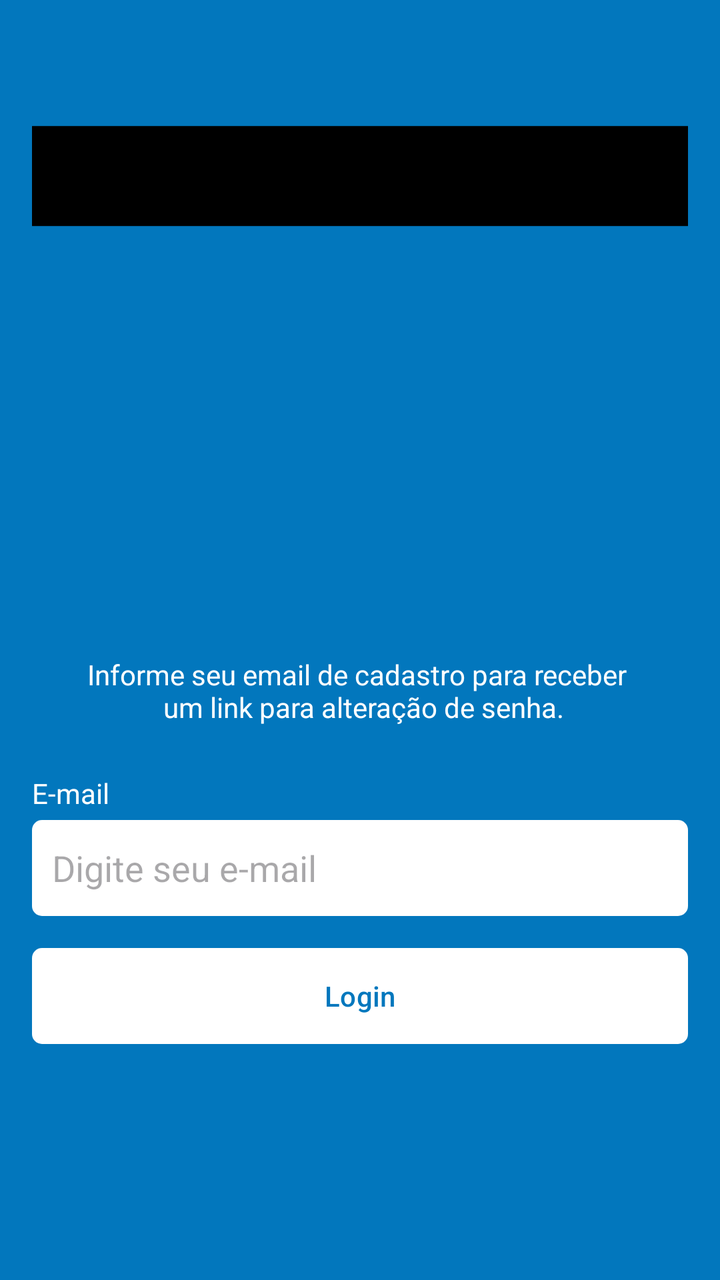
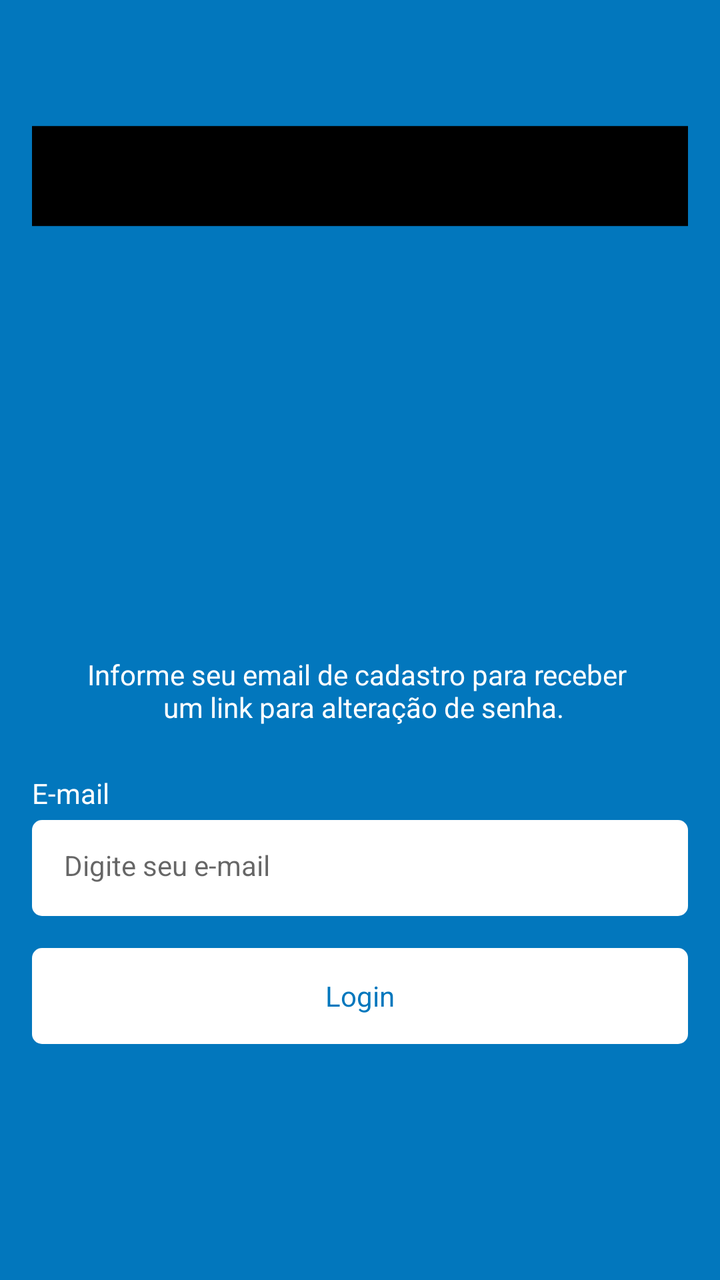

An Android layout rendered at two revisions. The XML below is the earlier revision; the diff shows what the commit changed to produce the second picture.
<!-- AndroidManifest.xml: application theme Theme.Atividade1 -->
<!-- res/layout/fragment_recover_account.xml -->
<?xml version="1.0" encoding="utf-8"?>
<ScrollView xmlns:android="http://schemas.android.com/apk/res/android"
    xmlns:tools="http://schemas.android.com/tools"
    android:layout_width="match_parent"
    android:layout_height="match_parent"
    xmlns:app="http://schemas.android.com/apk/res-auto"
    android:fillViewport="true"
    tools:context=".ui.auth.RecoverAccountFragment">
    <LinearLayout
        android:layout_width="match_parent"
        android:layout_height="wrap_content"
        android:orientation="vertical"
        android:padding="16dp">

        
        <com.google.android.material.appbar.MaterialToolbar
            android:layout_width="match_parent"
            android:layout_height="wrap_content"
            android:id="@+id/toolbar"
            app:navigationIcon="@drawable/icback"
            android:paddingTop="40dp">

            <TextView
                android:layout_width="wrap_content"
                android:layout_height="wrap_content"
                android:layout_gravity="center_horizontal"
                android:text="Recuperar Conta"
                android:textColor="@color/white" />

        </com.google.android.material.appbar.MaterialToolbar>
        
        <TextView
            android:layout_width="match_parent"
            android:layout_height="wrap_content"
            android:id="@+id/textviewMensagem"
            android:text="Informe seu email de cadastro para receber \n um link para alteração de senha."
            android:textColor="@color/white"
            android:textAlignment="center"
            android:layout_marginTop="24dp"/>

        
        <TextView
            android:layout_width="wrap_content"
            android:layout_height="wrap_content"
            android:layout_marginTop="24dp"
            android:text="E-mail"
            android:id="@+id/textViewEmail"
            android:textColor="@color/white" />

        <EditText
            android:layout_width="match_parent"
            android:layout_height="48dp"
            android:layout_marginTop="4dp"
            android:background="@drawable/bg_edit_text"
            android:hint="Digite seu e-mail"
            android:inputType="textEmailAddress"
            android:padding="10dp" />


        
        <com.google.android.material.button.MaterialButton
            android:layout_width="match_parent"
            android:layout_height="wrap_content"
            android:layout_marginTop="16dp"
            android:background="@drawable/bg_btn"
            android:text="Login"
            android:textColor="@color/color_default"
            app:backgroundTint="@null" />

        
        <ProgressBar
            android:layout_width="wrap_content"
            android:layout_height="wrap_content"
            android:id="@+id/progressBar"
            android:layout_gravity="center"
            android:layout_marginTop="8dp"
            android:visibility="invisible"
            tools:visibility="visible"
            android:indeterminateTint="@color/white" />

    </LinearLayout>
</ScrollView>
<!-- resources referenced by this layout -->
<resources>
  <color name="color_default">#0277BD</color>
  <color name="white">#FFFFFFFF</color>
  <!-- drawable bg_btn (drawable) -->
  <?xml version="1.0" encoding="utf-8"?>
  <shape xmlns:android="http://schemas.android.com/apk/res/android"
      android:shape="rectangle">
  
      <solid android:color="@color/white"/>
      <corners android:radius="5dp"/>
  
  </shape>
  <!-- drawable bg_edit_text (drawable) -->
  <?xml version="1.0" encoding="utf-8"?>
  <shape xmlns:android="http://schemas.android.com/apk/res/android"
      android:shape="rectangle">
  
      <solid android:color="@color/white"/>
      <corners android:radius="5dp"/>
  
  </shape>
  <!-- drawable icback (drawable) -->
  <vector xmlns:android="http://schemas.android.com/apk/res/android"
      android:width="800dp"
      android:height="800dp"
      android:viewportWidth="1024"
      android:viewportHeight="1024">
    <path
        android:pathData="M224,480h640a32,32 0,1 1,0 64H224a32,32 0,0 1,0 -64z"
        android:fillColor="#000000"/>
    <path
        android:pathData="m237.2,512 l265.4,265.3a32,32 0,0 1,-45.3 45.3l-288,-288a32,32 0,0 1,0 -45.3l288,-288a32,32 0,1 1,45.3 45.3L237.2,512z"
        android:fillColor="#000000"/>
  </vector>
  <style name="Theme.Atividade1" parent="Base.Theme.Atividade1" />
  <style name="Base.Theme.Atividade1" parent="Theme.Material3.DayNight.NoActionBar">
          
          
          <item name="colorPrimary">@color/color_default</item>
          <item name="colorPrimaryVariant">@color/color_default</item>
          <item name="android:windowBackground">@color/color_default</item>
      </style>
</resources>

<!-- the commit's change to res/layout/fragment_recover_account.xml (unified diff, before → after) -->
@@ -51,20 +51,20 @@
             android:layout_width="match_parent"
             android:layout_height="48dp"
             android:layout_marginTop="4dp"
-            android:background="@drawable/bg_edit_text"
+            android:id="@+id/editextEmail"
+            style="@style/EditTextTheme"
             android:hint="Digite seu e-mail"
-            android:inputType="textEmailAddress"
-            android:padding="10dp" />
+            android:inputType="textEmailAddress" />
 
 
         
         <com.google.android.material.button.MaterialButton
             android:layout_width="match_parent"
             android:layout_height="wrap_content"
+            android:id="@+id/buttonEnviar"
             android:layout_marginTop="16dp"
-            android:background="@drawable/bg_btn"
+            style="@style/ButtonTheme"
             android:text="Login"
-            android:textColor="@color/color_default"
             app:backgroundTint="@null" />
 
         
<!-- resource entries referenced after the edit -->
@@ -33,6 +33,17 @@
         android:pathData="m237.2,512 l265.4,265.3a32,32 0,0 1,-45.3 45.3l-288,-288a32,32 0,0 1,0 -45.3l288,-288a32,32 0,1 1,45.3 45.3L237.2,512z"
         android:fillColor="#000000"/>
   </vector>
+  <style name="ButtonTheme" parent="Theme.MaterialComponents.DayNight.NoActionBar">
+          <item name="android:background">@drawable/bg_btn</item>
+          <item name="android:textAllCaps">false</item>
+          <item name="android:textColor">@color/color_default</item>
+          <item name="android:backgroundTint">@null</item>
+      </style>
+  <style name="EditTextTheme" parent="Theme.MaterialComponents.DayNight.NoActionBar">
+          <item name="android:background">@drawable/bg_edit_text</item>
+          <item name="android:padding">16dp</item>
+          <item name="android:textSize">14sp</item>
+      </style>
   <style name="Theme.Atividade1" parent="Base.Theme.Atividade1" />
   <style name="Base.Theme.Atividade1" parent="Theme.Material3.DayNight.NoActionBar">
           
